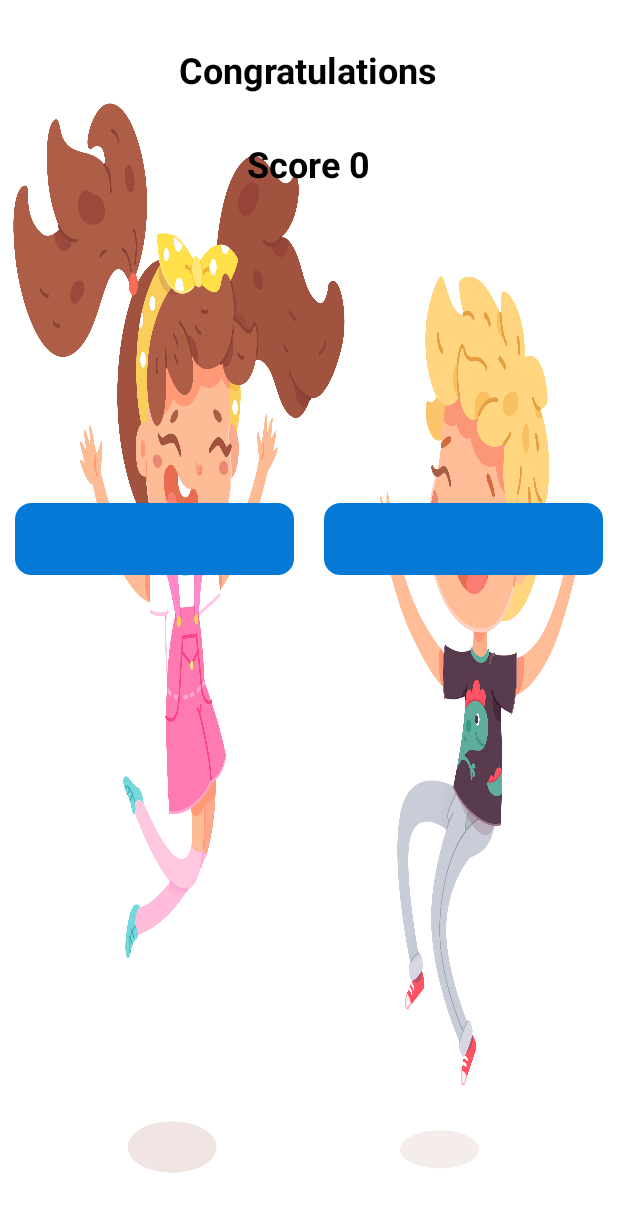
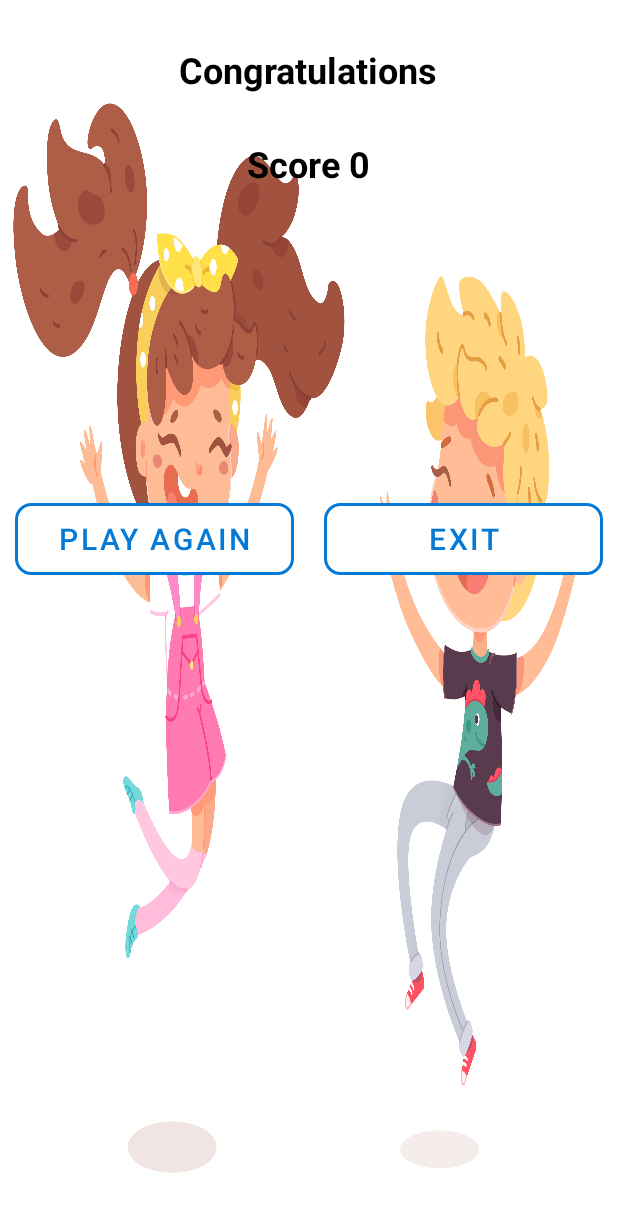
Before and after one commit to Krystynka86/Cool_Math_Game, an Android app: the layout activity_result.xml on its own in the app's theme, with its tools: preview values and no code run, on a phone screen of 412 x 824 dp. Shown: the top 1212 px of the screen. Run offline under Robolectric (Android 15) with nearby library versions, the phone set to English and light mode, and no system bars.

```diff
--- a/app/src/main/AndroidManifest.xml
+++ b/app/src/main/AndroidManifest.xml
@@ -14,7 +14,8 @@
         tools:targetApi="31">
         <activity
             android:name=".ResultActivity"
-            android:exported="false" />
+            android:exported="false"
+            android:theme="@style/Theme.ResultPage"/>
         <activity
             android:name=".GameActivity"
             android:exported="false"
--- a/app/src/main/res/layout/activity_result.xml
+++ b/app/src/main/res/layout/activity_result.xml
@@ -44,7 +44,8 @@
             android:background="@drawable/button_shape"
             android:text="Play again"
             android:textColor="@color/blue"
-            android:textSize="20sp" />
+            android:textSize="20sp"
+            app:backgroundTint="@null"/>
 
         <Button
             android:id="@+id/button2"
@@ -55,6 +56,7 @@
             android:background="@drawable/button_shape"
             android:text="Exit"
             android:textColor="@color/blue"
-            android:textSize="20sp" />
+            android:textSize="20sp"
+            app:backgroundTint="@null"/>
     </LinearLayout>
 </LinearLayout>
--- a/app/src/main/res/values/themes.xml
+++ b/app/src/main/res/values/themes.xml
@@ -28,4 +28,18 @@
         <!-- Customize your theme here. -->
     </style>
 
+    <style name="Theme.ResultPage" parent="Theme.MaterialComponents.DayNight.NoActionBar">
+        <!-- Primary brand color. -->
+        <item name="colorPrimary">@color/iceblue</item>
+        <item name="colorPrimaryVariant">@color/iceblue</item>
+        <item name="colorOnPrimary">@color/white</item>
+        <!-- Secondary brand color. -->
+        <item name="colorSecondary">@color/teal_200</item>
+        <item name="colorSecondaryVariant">@color/teal_700</item>
+        <item name="colorOnSecondary">@color/black</item>
+        <!-- Status bar color. -->
+        <item name="android:statusBarColor" tools:targetApi="l">?attr/colorPrimaryVariant</item>
+        <!-- Customize your theme here. -->
+    </style>
+
 </resources>
```
